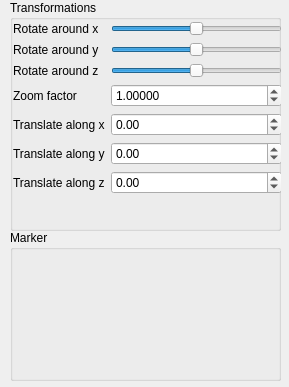
Before: the Qt Designer form QtFramework/GUI/SideWidget.ui in Lasoloz/cagd-assignments, drawn with Qt 5.
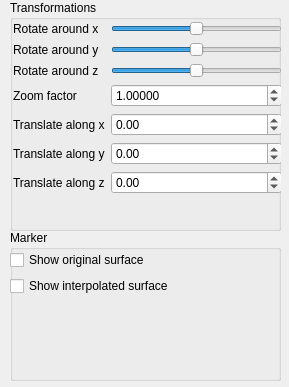
After: the same form once the commit is applied.

Patch:
```diff
--- a/QtFramework/GUI/SideWidget.ui
+++ b/QtFramework/GUI/SideWidget.ui
@@ -241,7 +241,22 @@
       <height>131</height>
      </rect>
     </property>
-    <layout class="QFormLayout" name="formLayout_2"/>
+    <layout class="QFormLayout" name="formLayout_2">
+     <item row="1" column="0">
+      <widget class="QCheckBox" name="interpolated_surface">
+       <property name="text">
+        <string>Show interpolated surface</string>
+       </property>
+      </widget>
+     </item>
+     <item row="0" column="0">
+      <widget class="QCheckBox" name="original_surface">
+       <property name="text">
+        <string>Show original surface</string>
+       </property>
+      </widget>
+     </item>
+    </layout>
    </widget>
   </widget>
  </widget>
```
